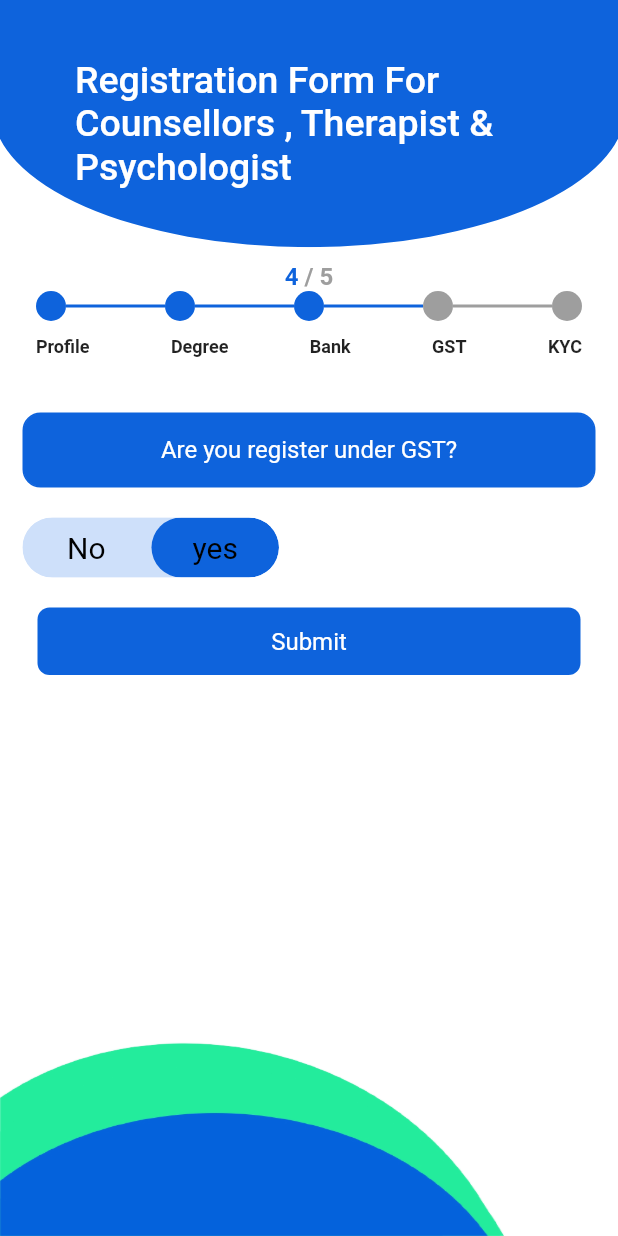
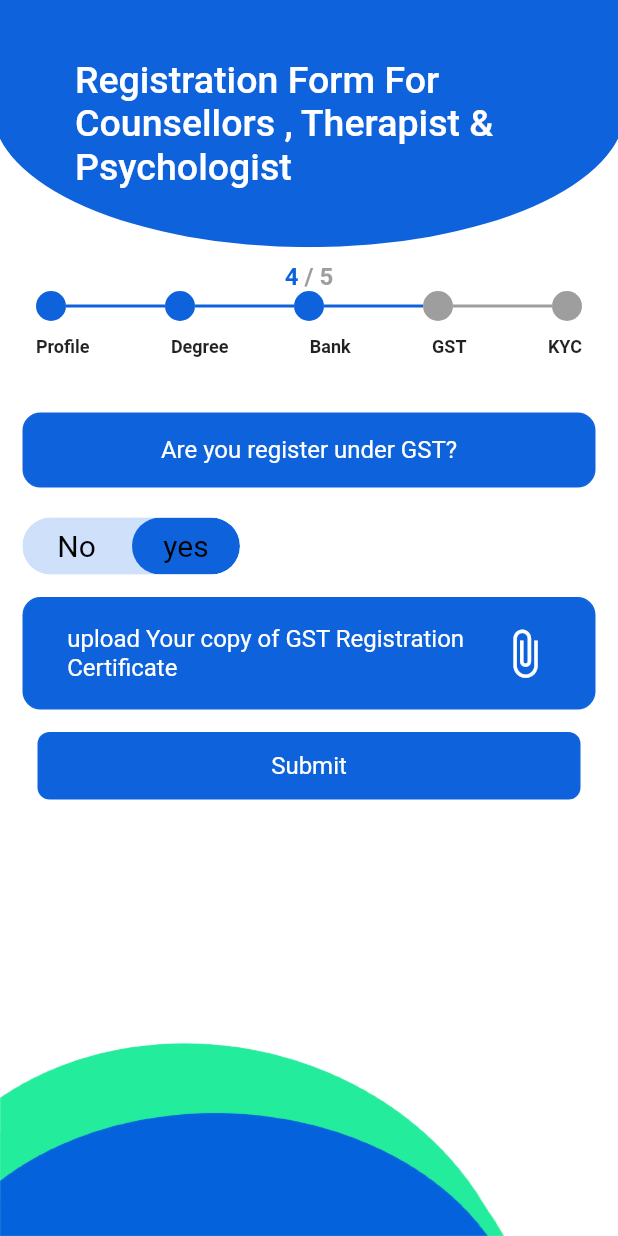
Before and after one commit to akshaykalola28/myndro, a Flutter app: the ExpertRegistrationForm screen opened by its route, swiped to page 4, on a phone screen of 412 x 824 dp. Run offline on Flutter 3.47's test engine with Material 2 defaults, Android fonts, the phone set to English and light mode, and no system bars; drawn by our look-alikes of toggle_switch; our stand-ins replace get, otp_text_field; Roboto replaces fonts that are missing (Microsoft JhengHei).

Commit message:
bug fixes

```diff
--- a/lib/constant/image_path.dart
+++ b/lib/constant/image_path.dart
@@ -17,5 +17,9 @@ mixin ImagePath{
   static String onBoard2 = 'assets/images/onboard_2.png';
   static String onBoard3 = 'assets/images/onboard_3.png';
   static String onBoard4 = 'assets/images/onboard_4.png';
+  static String verification1 = 'assets/images/verification_1.png';
+  static String verification2 = 'assets/images/verification_2.png';
+  static String topCurved = 'assets/images/top_curved.png';
+
 
 }
--- a/lib/main.dart
+++ b/lib/main.dart
@@ -13,7 +13,7 @@ class MyApp extends StatelessWidget {
   Widget build(BuildContext context) {
     return GetMaterialApp(
       debugShowCheckedModeBanner: false,
-      initialRoute: VerificationCodeScreen.pageId,
+      initialRoute: ExpertRegistrationForm.pageId,
       getPages: appPages,
     );
   }
--- a/lib/screens/expert_registration/expert_registration_form.dart
+++ b/lib/screens/expert_registration/expert_registration_form.dart
@@ -515,8 +515,8 @@ class _ExpertRegistrationFormState extends State<ExpertRegistrationForm> {
                                     ),
                                     ToggleSwitch(
                                       fontSize: 20,
-                                      minWidth: 85.0,
-                                      minHeight: 40,
+                                      minWidth: 72.0,
+                                      minHeight: 38,
                                       cornerRadius: 20.0,
                                       activeBgColors: const [
                                         [ColorsConfig.colorBlue],
@@ -533,7 +533,45 @@ class _ExpertRegistrationFormState extends State<ExpertRegistrationForm> {
                                       onToggle: (index) {},
                                     ),
                                     const SizedBox(
-                                      height: 20,
+                                      height: 15,
+                                    ),
+                                    Container(
+                                      height: 75,
+                                      width: Get.width,
+                                      padding: const EdgeInsets.symmetric(
+                                          horizontal: 10),
+                                      decoration: BoxDecoration(
+                                        color: ColorsConfig.colorBlue,
+                                        shape: BoxShape.rectangle,
+                                        borderRadius: BorderRadius.circular(12),
+                                        border: Border.all(
+                                          color: ColorsConfig.colorBlue,
+                                          width: 1.0,
+                                        ),
+                                      ),
+                                      child: Row(
+                                        mainAxisAlignment:
+                                        MainAxisAlignment.spaceEvenly,
+                                        children: [
+                                          Text(
+                                            'upload Your copy of GST Registration \nCertificate ',
+                                            style: TextStyle(
+                                              fontFamily: AppTextStyle
+                                                  .microsoftJhengHei,
+                                              fontSize: 16.0,
+                                              color: ColorsConfig.colorWhite,
+                                            ),
+                                          ),
+                                          const Icon(
+                                            Icons.attach_file,
+                                            size: 35,
+                                            color: ColorsConfig.colorWhite,
+                                          ),
+                                        ],
+                                      ),
+                                    ),
+                                    const SizedBox(
+                                      height: 15,
                                     ),
                                     Padding(
                                       padding: const EdgeInsets.symmetric(
```
Also changed, not shown: lib/screens/registration/create_password.dart (+20 -4 lines), lib/screens/verification/verification_code_screen.dart (+4 -7 lines), assets/images/top_curved.png (added), assets/images/verification_1.png (added), assets/images/verification_2.png (added).
